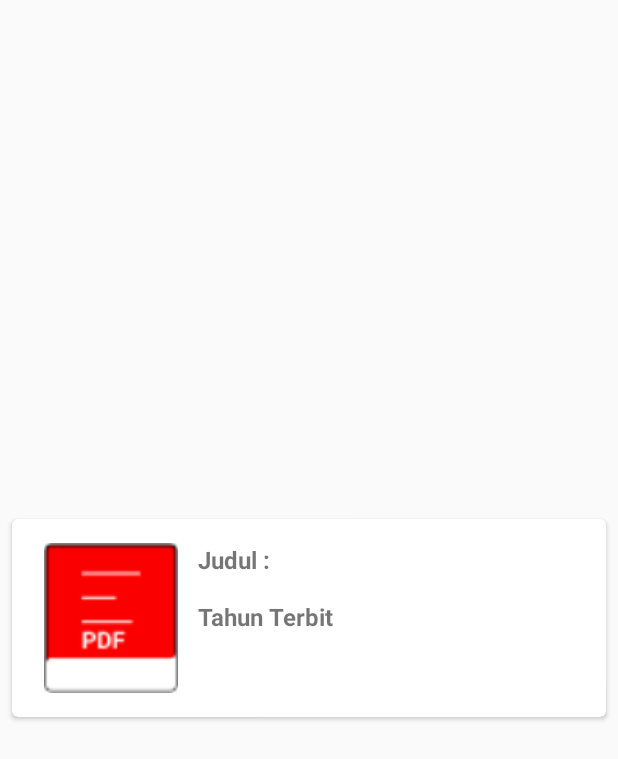
After one commit to dominikusvieri/androidPharos, an Android app: the layout card_list_jurnal_byid.xml on its own in the app's theme, with its tools: preview values and no code run, on a phone screen of 412 x 824 dp. The commit adds this screen. Shown: the top 759 px of the screen. Run offline under Robolectric (Android 15) with nearby library versions, the phone set to English and light mode, and no system bars.

Commit message:
fix method post

```diff
--- a/app/src/main/java/com/smartdev/ejurnal/adapter/ShowArticleByIDAdapter.kt
+++ b/app/src/main/java/com/smartdev/ejurnal/adapter/ShowArticleByIDAdapter.kt
@@ -12,6 +12,8 @@ import com.smartdev.ejurnal.data.DataItem
 import com.smartdev.ejurnal.data.DataJurnal
 import com.squareup.picasso.Picasso
 import kotlinx.android.synthetic.main.card_list_jurnal.view.*
+import kotlinx.android.synthetic.main.card_list_jurnal.view.img_jurnal_photo
+import kotlinx.android.synthetic.main.card_list_jurnal_byid.view.*
 
 class ShowArticleByUserIDAdapter (var articleList:List<DataJurnal> = ArrayList())
     : RecyclerView.Adapter<ShowArticleByUserIDAdapter.ArticleByIDViewHolder>() {
@@ -19,8 +21,8 @@ class ShowArticleByUserIDAdapter (var articleList:List<DataJurnal> = ArrayList()
     private lateinit var activity : Activity
     inner class ArticleByIDViewHolder(itemView:View):RecyclerView.ViewHolder(itemView) {
         fun bindArticleByID(article : DataJurnal){
-            itemView.tv_list_judul.text = article.topik
-            itemView.tv_list_tahunTerbit.text = article.lastUpdate
+            itemView.tv_topik.text = article.topik
+            itemView.tv_tanggal_update.text = article.lastUpdate
             Picasso.get().load(article.image).placeholder(R.drawable.jurnal_icon).into(itemView.img_jurnal_photo)
             itemView.img_jurnal_photo.setOnClickListener {
                 val intent = Intent(activity, DetailJurnalActivity::class.java)
@@ -31,7 +33,7 @@ class ShowArticleByUserIDAdapter (var articleList:List<DataJurnal> = ArrayList()
     }
 
     override fun onCreateViewHolder(parent: ViewGroup, viewType: Int): ArticleByIDViewHolder {
-        val view = LayoutInflater.from(parent.context).inflate(R.layout.card_list_jurnal,parent,false)
+        val view = LayoutInflater.from(parent.context).inflate(R.layout.card_list_jurnal_byid,parent,false)
         return ArticleByIDViewHolder(view)
     }
 
--- a/app/src/main/java/com/smartdev/ejurnal/api/ApiShowJurnal.kt
+++ b/app/src/main/java/com/smartdev/ejurnal/api/ApiShowJurnal.kt
@@ -1,6 +1,7 @@
 package com.smartdev.ejurnal.api
 
 import android.util.Log
+import com.google.gson.GsonBuilder
 import com.smartdev.ejurnal.data.*
 import retrofit2.Call
 import retrofit2.Retrofit
@@ -15,6 +16,7 @@ class ApiShowJurnal {
     }
 
     init {
+        val gson = GsonBuilder().setDateFormat("yyyy-MM-dd'T'HH:mm:ss").create()
         val retrofit = Retrofit.Builder()
             .baseUrl(BASE_URL)
             .addConverterFactory(GsonConverterFactory.create())
--- a/app/src/main/res/layout/activity_request_jurnal.xml
+++ b/app/src/main/res/layout/activity_request_jurnal.xml
@@ -61,7 +61,7 @@
         android:layout_marginStart="16dp"
         android:layout_marginTop="40dp"
         android:layout_marginEnd="16dp"
-        android:text="Judul Jurnal"
+        android:text="Topik Jurnal"
         app:layout_constraintEnd_toEndOf="parent"
         app:layout_constraintStart_toStartOf="parent"
         app:layout_constraintTop_toBottomOf="@id/tvRequest"/>
@@ -75,7 +75,7 @@
         android:backgroundTint="@color/black"
         android:ems="20"
         android:inputType="text"
-        android:hint="Masukkan Judul Jurnal"
+        android:hint="Masukkan Topik Jurnal"
         android:textColorHint="@color/gray"
         app:layout_constraintEnd_toEndOf="parent"
         app:layout_constraintStart_toStartOf="parent"
@@ -107,10 +107,6 @@
         app:layout_constraintStart_toStartOf="parent"
         app:layout_constraintTop_toBottomOf="@id/tvDeskripsiJurnal"/>
 
-    <FrameLayout
-        android:id="@+id/frameLayout"
-        android:layout_below="@+id/btnRequest"
-        android:layout_width="match_parent"
-        android:layout_height="match_parent"/>
+
 
 </androidx.constraintlayout.widget.ConstraintLayout>
--- /dev/null
+++ b/app/src/main/res/layout/card_list_jurnal_byid.xml
@@ -0,0 +1,62 @@
+<?xml version="1.0" encoding="utf-8"?>
+<androidx.cardview.widget.CardView xmlns:android="http://schemas.android.com/apk/res/android"
+    xmlns:card_view="http://schemas.android.com/apk/res-auto"
+    xmlns:tools="http://schemas.android.com/tools"
+    android:id="@+id/card_view"
+    android:layout_width="match_parent"
+    android:layout_height="wrap_content"
+    android:layout_gravity="center"
+    android:layout_marginLeft="8dp"
+    android:layout_marginTop="4dp"
+    android:layout_marginRight="8dp"
+    android:layout_marginBottom="4dp"
+    card_view:cardCornerRadius="4dp">
+
+    <androidx.constraintlayout.widget.ConstraintLayout
+        android:layout_width="match_parent"
+        android:layout_height="wrap_content"
+        android:padding="8dp">
+
+        <ImageView
+            android:id="@+id/img_jurnal_photo"
+            android:layout_width="100dp"
+            android:layout_height="100dp"
+            android:layout_marginStart="8dp"
+            android:layout_marginTop="8dp"
+            android:layout_marginBottom="8dp"
+            card_view:layout_constraintBottom_toBottomOf="parent"
+            card_view:layout_constraintStart_toStartOf="parent"
+            card_view:layout_constraintTop_toTopOf="parent"
+            tools:src="@drawable/jurnal_icon" />
+
+        <TextView
+            android:id="@+id/tv_topik"
+            android:layout_width="0dp"
+            android:layout_height="wrap_content"
+            android:layout_marginStart="8dp"
+            android:layout_marginEnd="8dp"
+            android:layout_toEndOf="@id/img_jurnal_photo"
+            android:textSize="16sp"
+            android:textStyle="bold"
+            card_view:layout_constraintEnd_toEndOf="parent"
+            card_view:layout_constraintStart_toEndOf="@+id/img_jurnal_photo"
+            card_view:layout_constraintTop_toTopOf="@+id/img_jurnal_photo"
+            tools:text="@string/judul_jurnal" />
+
+
+        <TextView
+            android:id="@+id/tv_tanggal_update"
+            android:layout_width="0dp"
+            android:layout_height="wrap_content"
+            android:textSize="16sp"
+            android:textStyle="bold"
+            android:layout_marginStart="8dp"
+            android:layout_marginEnd="8dp"
+            android:layout_marginTop="16dp"
+            card_view:layout_constraintEnd_toEndOf="parent"
+            card_view:layout_constraintStart_toEndOf="@+id/img_jurnal_photo"
+            card_view:layout_constraintTop_toBottomOf="@+id/tv_topik"
+            tools:text="@string/tahun_terbit" />
+
+    </androidx.constraintlayout.widget.ConstraintLayout>
+</androidx.cardview.widget.CardView>
```
